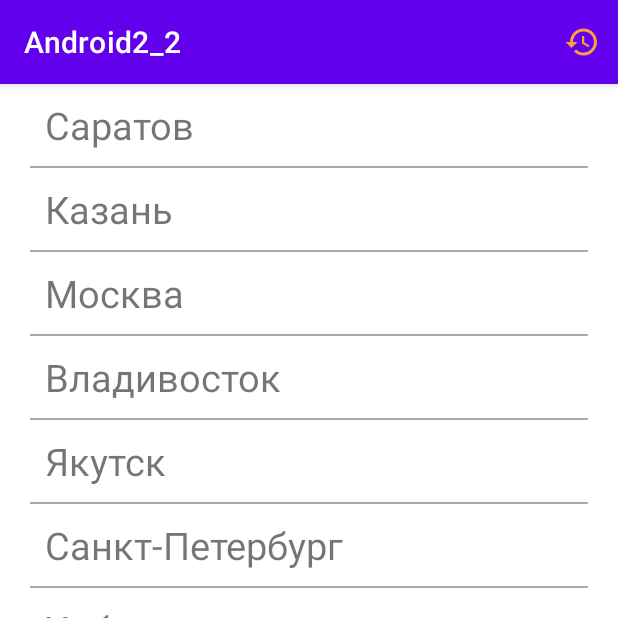
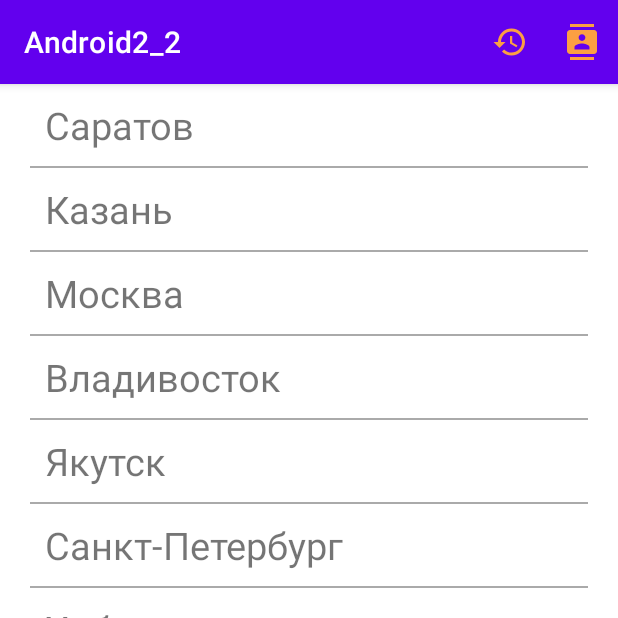
Before and after one commit to fslon/Android2_2, an Android app: the screen it shows after launch (MainActivity), on a phone screen of 412 x 824 dp, the top half of it. Run offline under Robolectric (Android 15) with nearby library versions, the phone set to English and light mode, and no system bars; our stand-ins replace Room's generated code.

Commit message:
9 урок: Добавьте экран со списком контактов в своё приложение.

```diff
--- a/app/src/main/AndroidManifest.xml
+++ b/app/src/main/AndroidManifest.xml
@@ -3,6 +3,7 @@
     package="ru.geekbrains.android2_2">
 
     <uses-permission android:name="android.permission.INTERNET" />
+    <uses-permission android:name="android.permission.READ_CONTACTS" />
 
     <application
         android:name=".app.App"
--- /dev/null
+++ b/app/src/main/res/drawable/ic_baseline_contacts_24.xml
@@ -0,0 +1,10 @@
+<vector android:height="24dp"
+    android:tint="#FC9F42"
+    android:viewportHeight="24"
+    android:viewportWidth="24"
+    android:width="24dp"
+    xmlns:android="http://schemas.android.com/apk/res/android">
+    <path
+        android:fillColor="@android:color/white"
+        android:pathData="M20,0L4,0v2h16L20,0zM4,24h16v-2L4,22v2zM20,4L4,4c-1.1,0 -2,0.9 -2,2v12c0,1.1 0.9,2 2,2h16c1.1,0 2,-0.9 2,-2L22,6c0,-1.1 -0.9,-2 -2,-2zM12,6.75c1.24,0 2.25,1.01 2.25,2.25s-1.01,2.25 -2.25,2.25S9.75,10.24 9.75,9 10.76,6.75 12,6.75zM17,17L7,17v-1.5c0,-1.67 3.33,-2.5 5,-2.5s5,0.83 5,2.5L17,17z" />
+</vector>
--- a/app/src/main/res/menu/main_screen_menu.xml
+++ b/app/src/main/res/menu/main_screen_menu.xml
@@ -6,4 +6,12 @@
         android:title="@string/menu_title_history"
         android:icon="@drawable/ic_baseline_history_24"
         app:showAsAction="always" />
+
+    <item
+        android:id="@+id/menu_content_provider"
+        android:icon="@drawable/ic_baseline_contacts_24"
+        android:title="@string/content_provider"
+        app:showAsAction="ifRoom" />
+
+
 </menu>
--- a/app/src/main/res/values/dimens.xml
+++ b/app/src/main/res/values/dimens.xml
@@ -20,5 +20,6 @@
     <dimen name="weather_icon_margin">5dp</dimen>
     <dimen name="margin_5_dp">5dp</dimen>
     <dimen name="hairline">1dp</dimen>
+    <dimen name="main_container_text_size">8sp</dimen>
 
 </resources>
--- a/app/src/main/res/values/strings.xml
+++ b/app/src/main/res/values/strings.xml
@@ -13,5 +13,6 @@
     <string name="lat_lon">lt/ln: </string>
     <string name="condition">Состояние</string>
     <string name="menu_title_history">history</string>
+    <string name="content_provider">contacts</string>
 
 </resources>
```
Also changed, not shown: app/src/main/java/ru/geekbrains/android2_2/view/MainActivity.kt (+12 -0 lines), app/src/main/java/ru/geekbrains/android2_2/view/experiments/ContentProviderFragment.kt (added, +181 -0 lines), app/src/main/res/layout/fragment_content_provider.xml (added, +13 -0 lines).
